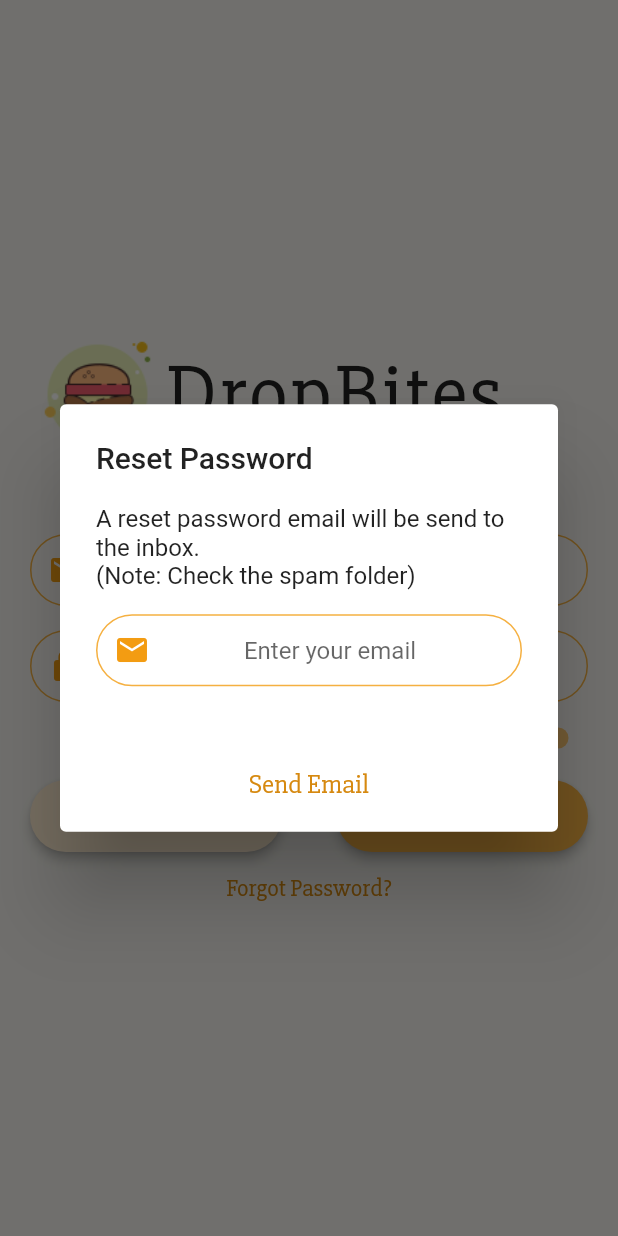
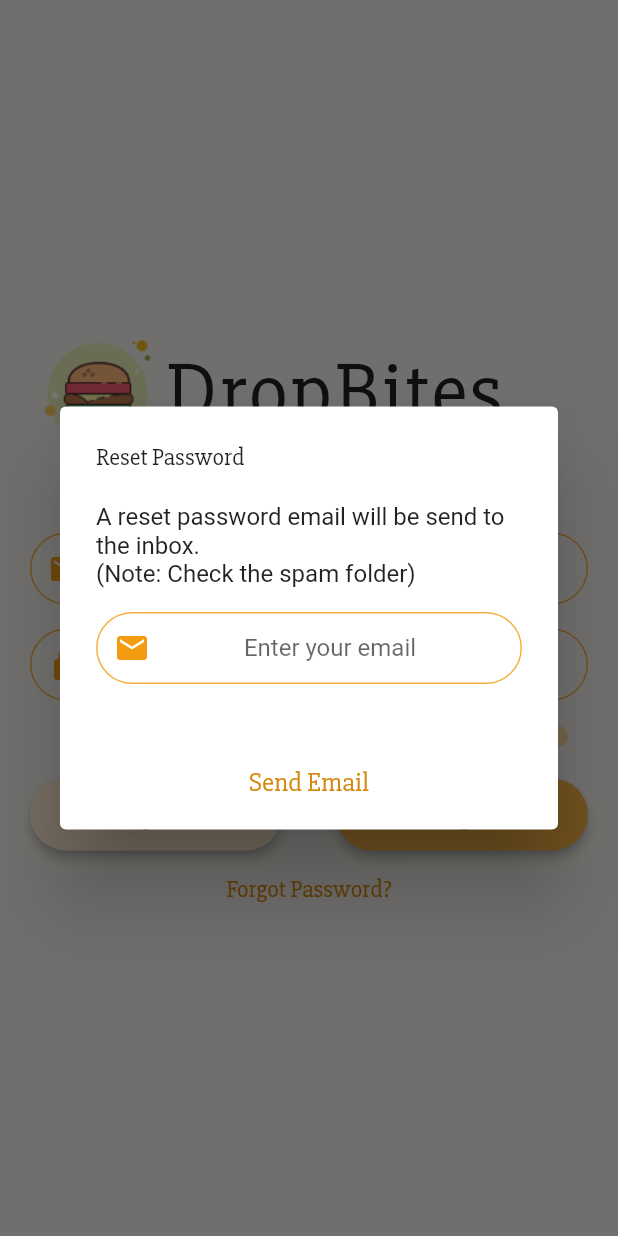
Before and after one commit to waynntoh/dropbites, a Flutter app: the screen it shows after launch, after a tap on "Forgot Password?", on a phone screen of 412 x 824 dp. Run offline on Flutter 3.47's test engine with Material 2 defaults, Android fonts, the phone set to English and light mode, and no system bars; our stand-ins replace animated_text_kit, shared_preferences.

```diff
--- a/lib/main.dart
+++ b/lib/main.dart
@@ -16,7 +16,8 @@
         textTheme: TextTheme(
           button: kButtonTextStyle,
           body1: kDefaultTextStyle,
-          body2: kDefaultTextStyle
+          title: kDefaultTextStyle,
+          caption: kDefaultTextStyle
         ),
         primarySwatch: Colors.blue,
       ),
--- a/lib/utils/constants.dart
+++ b/lib/utils/constants.dart
@@ -27,6 +27,7 @@
 );
 
 const kTextFieldDecoration = InputDecoration(
+
   hintText: '',
   contentPadding: EdgeInsets.symmetric(vertical: 10.0, horizontal: 20.0),
   border: OutlineInputBorder(
--- a/lib/views/login_view.dart
+++ b/lib/views/login_view.dart
@@ -63,10 +63,6 @@
     // TODO: Login
   }
 
-  void register() {
-    // TODO: Register
-  }
-
   @override
   void initState() {
     // Set user email and password into textfield
@@ -129,6 +125,7 @@
                 height: 48.0,
               ),
               TextField(
+                style: kDefaultTextStyle,
                 controller: emailController,
                 keyboardType: TextInputType.emailAddress,
                 textAlign: TextAlign.center,
@@ -144,6 +141,7 @@
                 height: 16.0,
               ),
               TextField(
+                style: kDefaultTextStyle,
                 controller: passwordController,
                 obscureText: true,
                 textAlign: TextAlign.center,
@@ -162,14 +160,13 @@
                   GestureDetector(
                     child: Text(
                       'Remember Me',
-                      style: TextStyle(fontSize: 13),
                     ),
                     onTap: () => _toggleRememberMe(),
                   ),
                   Switch(
                     activeColor: kOrange4,
                     activeTrackColor: kOrange2,
-                    inactiveTrackColor: kOrange2,
+                    inactiveTrackColor: kOrange1,
                     value: _rememberMe,
                     onChanged: (bool value) {
                       _toggleRememberMe();
@@ -201,7 +198,7 @@
                   ),
                 ],
               ),
-              SizedBox(height: 14),
+              SizedBox(height: 16),
               InkWell(
                   onTap: () => _showResetDialog(),
                   child: Container(
--- a/lib/views/splash_view.dart
+++ b/lib/views/splash_view.dart
@@ -73,7 +73,7 @@
         tag: 'logo',
         child: AnimatedBuilder(
           animation: controller,
-          child: Image.asset('images/logo.png', scale: .75),
+          child: Image.asset('images/logo.png', scale: .5),
           builder: (context, child) {
             return Transform.rotate(
               angle: controller.value * 2.0 * pi,
```
